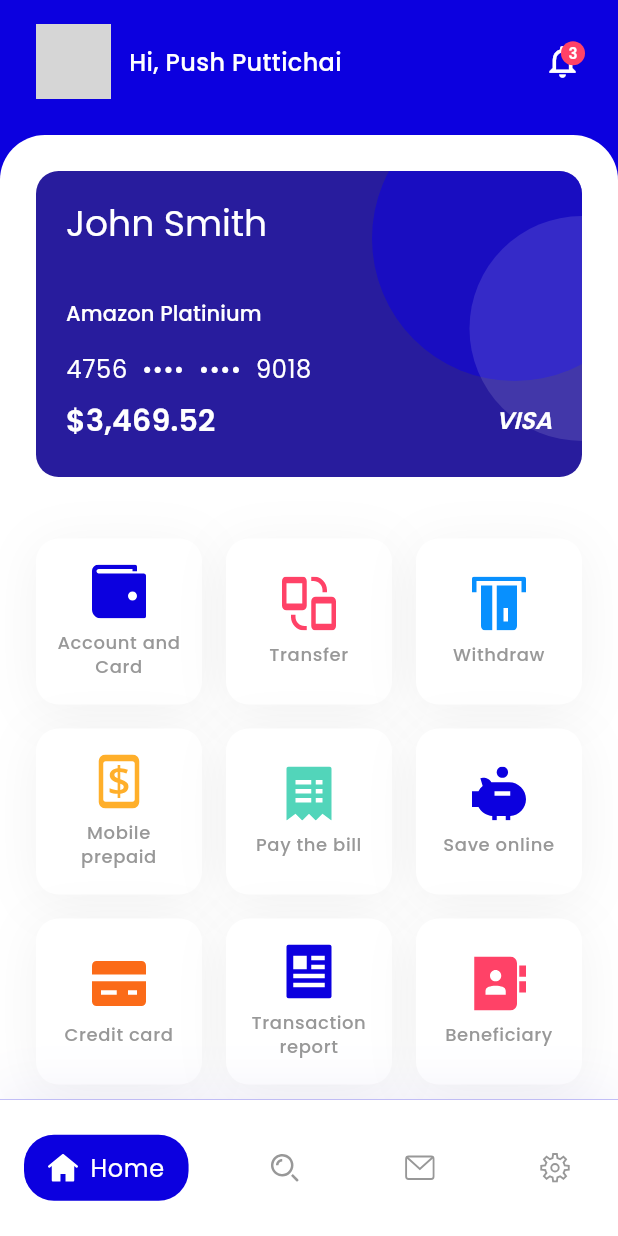
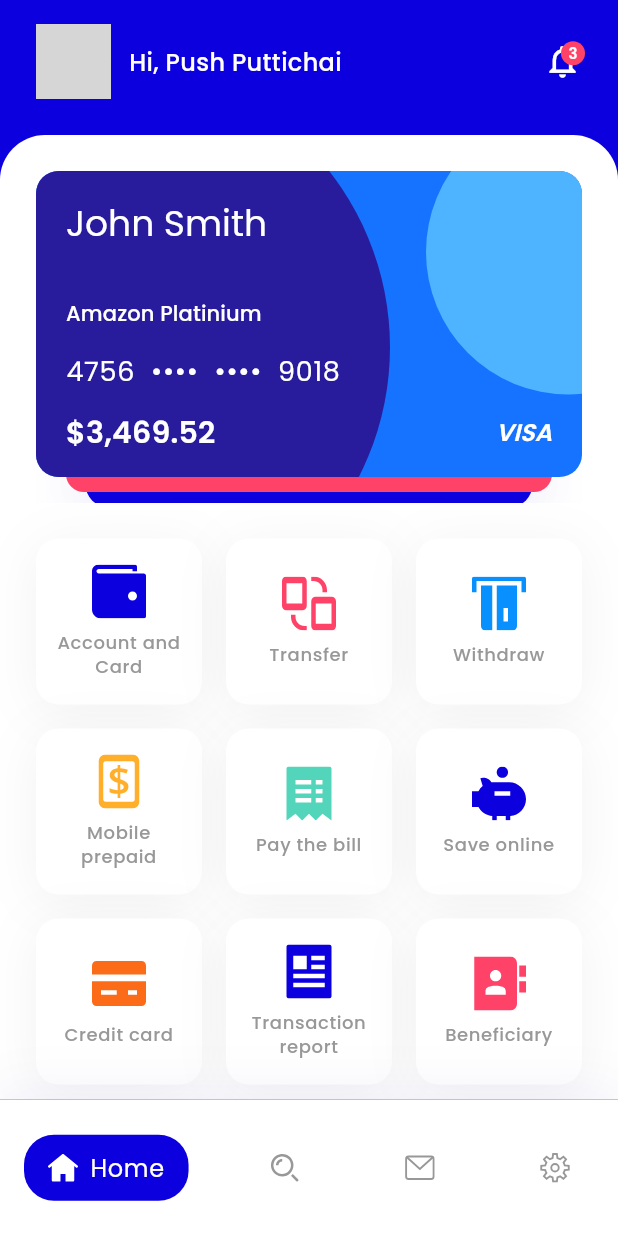
Before and after one commit to ProgramTechBro/i_bank, a Flutter app: the HomeScreen screen opened by its route, on a phone screen of 412 x 824 dp. Run offline on Flutter 3.47's test engine with Material 3 defaults, Android fonts, the phone set to English and light mode, and no system bars; our stand-ins replace dartz, dio, flutter_riverpod, flutter_svg, freezed_annotation, get_it and 4 more; accounts and stored records are empty; generated files the repository leaves out were written again; network calls fail; grey boxes are pictures that could not be loaded.

Commit message:
fixed some issues related to design and ui

```diff
--- a/lib/config/app_assets.dart
+++ b/lib/config/app_assets.dart
@@ -5,11 +5,11 @@ class AppImages {
 
   static const String splashLogo = '${_base}splash_logo.svg';
   static const String authSignInIllustration =
-      '${_base}auth_sign_in_illustration.png';
+      '${_base}auth_sign_in_illustration.svg';
   static const String authSignUpIllustration =
-      '${_base}auth_sign_up_illustration.png';
+      '${_base}auth_sign_up_illustration.svg';
   static const String changePasswordSuccessIllustration =
-      '${_base}change_password_success_illustration.png';
+      '${_base}change_password_success_illustration.svg';
 }
 
 class AppIcons {
--- a/lib/config/app_colors.dart
+++ b/lib/config/app_colors.dart
@@ -7,6 +7,8 @@ class AppColors {
   static const Color primaryDisabled = Color(0xFFA8A3D7);
   static const Color primaryTint = Color(0xFFF2F1F9);
   static const Color cardIndigoDark = Color(0xFF281C9D);
+  static const Color cardIndigoMid = Color(0xFF1573FF);
+  static const Color cardSkyBlue = Color(0xFF4EB4FF);
 
   static const Color neutral900 = Color(0xFF343434);
   static const Color neutral700 = Color(0xFF898989);
--- a/lib/features/auth/presentation/change_password_screen.dart
+++ b/lib/features/auth/presentation/change_password_screen.dart
@@ -49,7 +49,7 @@ class _ChangePasswordScreenState extends ConsumerState<ChangePasswordScreen> {
 
     return Scaffold(
       appBar: AppBar(title: const Text('Change password')),
-      body: Padding(
+      body: SingleChildScrollView(
         padding: const EdgeInsets.fromLTRB(24, 24, 24, 24),
         child: Container(
           padding: const EdgeInsets.all(16),
@@ -87,7 +87,7 @@ class _ChangePasswordScreenState extends ConsumerState<ChangePasswordScreen> {
               AppButton(
                 label: 'Change password',
                 isLoading: state.status == RequestStatus.loading,
-                onPressed: state.isFormValid ? _onSubmit : null,
+                onPressed: _onSubmit,
               ),
             ],
           ),
--- a/lib/features/auth/presentation/forgot_password_screen.dart
+++ b/lib/features/auth/presentation/forgot_password_screen.dart
@@ -53,7 +53,7 @@ class _ForgotPasswordScreenState extends ConsumerState<ForgotPasswordScreen> {
 
     return Scaffold(
       appBar: AppBar(title: const Text('Forgot password')),
-      body: Padding(
+      body: SingleChildScrollView(
         padding: const EdgeInsets.fromLTRB(24, 24, 24, 24),
         child: Container(
           padding: const EdgeInsets.all(16),
@@ -68,7 +68,6 @@ class _ForgotPasswordScreenState extends ConsumerState<ForgotPasswordScreen> {
                   onPhoneChanged: (value) => ref
                       .read(forgotPasswordNotifierProvider.notifier)
                       .validatePhone(value),
-                  isSendEnabled: state.isPhoneValid,
                   isSending: isLoading,
                   onSend: _onSend,
                 )
@@ -78,7 +77,6 @@ class _ForgotPasswordScreenState extends ConsumerState<ForgotPasswordScreen> {
                   onCodeChanged: (value) => ref
                       .read(forgotPasswordNotifierProvider.notifier)
                       .validateCode(value),
-                  isChangePasswordEnabled: state.isCodeValid,
                   isSubmitting: isLoading,
                   onChangePassword: _onChangePassword,
                   onResend: () => ref
--- a/lib/features/auth/presentation/local_widgets/forgot_password_code_step.dart
+++ b/lib/features/auth/presentation/local_widgets/forgot_password_code_step.dart
@@ -9,7 +9,6 @@ class ForgotPasswordCodeStep extends StatelessWidget {
     required this.phone,
     required this.codeController,
     required this.onCodeChanged,
-    required this.isChangePasswordEnabled,
     required this.isSubmitting,
     required this.onChangePassword,
     required this.onResend,
@@ -19,7 +18,6 @@ class ForgotPasswordCodeStep extends StatelessWidget {
   final String phone;
   final TextEditingController codeController;
   final ValueChanged<String> onCodeChanged;
-  final bool isChangePasswordEnabled;
   final bool isSubmitting;
   final VoidCallback onChangePassword;
   final VoidCallback onResend;
@@ -93,7 +91,7 @@ class ForgotPasswordCodeStep extends StatelessWidget {
         AppButton(
           label: 'Change password',
           isLoading: isSubmitting,
-          onPressed: isChangePasswordEnabled ? onChangePassword : null,
+          onPressed: onChangePassword,
         ),
         const SizedBox(height: 24),
         Center(
--- a/lib/features/auth/presentation/local_widgets/terms_and_conditions_checkbox.dart
+++ b/lib/features/auth/presentation/local_widgets/terms_and_conditions_checkbox.dart
@@ -38,7 +38,9 @@ class TermsAndConditionsCheckbox extends StatelessWidget {
                 color: AppColors.neutral900,
               ),
               children: [
-                const TextSpan(text: 'By creating an account your aggree to our '),
+                const TextSpan(
+                  text: 'By creating an account your aggree to our ',
+                ),
                 TextSpan(
                   text: 'Term and Condtions',
                   style: textTheme.labelSmall?.copyWith(
--- a/lib/features/auth/presentation/providers/change_password_provider.dart
+++ b/lib/features/auth/presentation/providers/change_password_provider.dart
@@ -24,7 +24,10 @@ class ChangePasswordNotifier extends _$ChangePasswordNotifier {
     );
   }
 
-  void validate({required String newPassword, required String confirmPassword}) {
+  void validate({
+    required String newPassword,
+    required String confirmPassword,
+  }) {
     state = state.copyWith(
       isFormValid:
           newPassword.isNotEmpty &&
--- a/lib/features/auth/presentation/providers/forgot_password_provider.dart
+++ b/lib/features/auth/presentation/providers/forgot_password_provider.dart
@@ -9,7 +9,8 @@ part 'forgot_password_provider.g.dart';
 
 @riverpod
 class ForgotPasswordNotifier extends _$ForgotPasswordNotifier {
-  late final SendResetCodeUseCase _sendResetCode = getIt<SendResetCodeUseCase>();
+  late final SendResetCodeUseCase _sendResetCode =
+      getIt<SendResetCodeUseCase>();
   late final VerifyResetCodeUseCase _verifyResetCode =
       getIt<VerifyResetCodeUseCase>();
 
--- a/lib/features/home/data/datasources/local/home_local_datasource.dart
+++ b/lib/features/home/data/datasources/local/home_local_datasource.dart
@@ -10,7 +10,6 @@ abstract class HomeLocalDatasource {
 class HomeLocalDatasourceImpl implements HomeLocalDatasource {
   @override
   Future<HomeDashboardModel> getDashboard() async {
-    await Future.delayed(const Duration(milliseconds: 800));
     return const HomeDashboardModel(
       userName: 'Push Puttichai',
       avatarUrl: AppNetworkImages.currentUserAvatar,
--- a/lib/features/home/presentation/local_widgets/home_balance_card.dart
+++ b/lib/features/home/presentation/local_widgets/home_balance_card.dart
@@ -29,27 +29,27 @@ class HomeBalanceCard extends StatelessWidget {
       child: Stack(
         children: [
           Positioned(
-            top: 44,
+            top: 188,
             left: 33,
             right: 33,
             child: Container(
-              height: 32,
+              height: 36,
               decoration: BoxDecoration(
                 color: AppColors.primary,
-                borderRadius: BorderRadius.circular(10),
+                borderRadius: BorderRadius.circular(15),
                 boxShadow: AppColors.cardShadowPrimary,
               ),
             ),
           ),
           Positioned(
-            top: 35,
+            top: 190,
             left: 20,
             right: 20,
             child: Container(
               height: 24,
               decoration: BoxDecoration(
                 color: AppColors.semanticError,
-                borderRadius: BorderRadius.circular(10),
+                borderRadius: BorderRadius.circular(15),
                 boxShadow: AppColors.cardShadowPrimary,
               ),
             ),
@@ -63,25 +63,23 @@ class HomeBalanceCard extends StatelessWidget {
               child: SizedBox(
                 height: 204,
                 child: Stack(
+                  fit: StackFit.expand,
                   children: [
-                    const DecoratedBox(
-                      decoration: BoxDecoration(color: AppColors.cardIndigoDark),
-                      child: SizedBox.expand(),
-                    ),
+                    const ColoredBox(color: AppColors.cardIndigoMid),
                     Positioned(
-                      right: -50,
-                      top: -50,
+                      right: -86,
+                      top: -41,
                       child: _CircleBlob(
                         size: 190,
-                        color: AppColors.primary.withValues(alpha: 0.55),
+                        color: AppColors.cardSkyBlue,
                       ),
                     ),
                     Positioned(
-                      right: -75,
-                      top: 30,
+                      left: -145,
+                      top: -73,
                       child: _CircleBlob(
-                        size: 150,
-                        color: AppColors.white.withValues(alpha: 0.12),
+                        size: 381,
+                        color: AppColors.cardIndigoDark,
                       ),
                     ),
                     Padding(
@@ -107,10 +105,11 @@ class HomeBalanceCard extends StatelessWidget {
                           Text(
                             maskedCardNumber,
                             style: textTheme.bodyLarge?.copyWith(
+                              fontSize: 18,
                               color: AppColors.white,
                             ),
                           ),
-                          const SizedBox(height: 8),
+                          const Spacer(),
                           Row(
                             mainAxisAlignment: MainAxisAlignment.spaceBetween,
                             children: [
@@ -124,6 +123,7 @@ class HomeBalanceCard extends StatelessWidget {
                                 'VISA',
                                 style: textTheme.titleSmall?.copyWith(
                                   color: AppColors.white,
+                                  fontSize: 16,
                                   fontStyle: FontStyle.italic,
                                 ),
                               ),
--- a/lib/features/home/presentation/local_widgets/home_quick_actions_grid.dart
+++ b/lib/features/home/presentation/local_widgets/home_quick_actions_grid.dart
@@ -52,7 +52,8 @@ class HomeQuickActionsGrid extends StatelessWidget {
         crossAxisSpacing: 16,
         childAspectRatio: 1,
       ),
-      itemBuilder: (context, index) => _QuickActionTile(action: _actions[index]),
+      itemBuilder: (context, index) =>
+          _QuickActionTile(action: _actions[index]),
     );
   }
 }
--- a/lib/features/splash/presentation/splash_screen.dart
+++ b/lib/features/splash/presentation/splash_screen.dart
@@ -37,10 +37,7 @@ class _SplashLogo extends StatelessWidget {
 
   @override
   Widget build(BuildContext context) {
-    return SvgPicture.asset(
-      AppImages.splashLogo,
-      height: 66,
-    );
+    return SvgPicture.asset(AppImages.splashLogo, height: 66);
   }
 }
 
```
Also changed, not shown: lib/core/shared_widgets/app_button.dart (+5 -5 lines), lib/features/auth/data/repo_impl/auth_repository_impl.dart (+3 -10 lines), lib/features/auth/presentation/local_widgets/forgot_password_phone_step.dart (+1 -7 lines), lib/features/auth/presentation/sign_in_screen.dart (+11 -4 lines), lib/features/auth/presentation/sign_up_screen.dart (+7 -3 lines), assets/images/auth_sign_in_illustration.svg (renamed from assets/images/uth_sign_in_illustration.svg).
